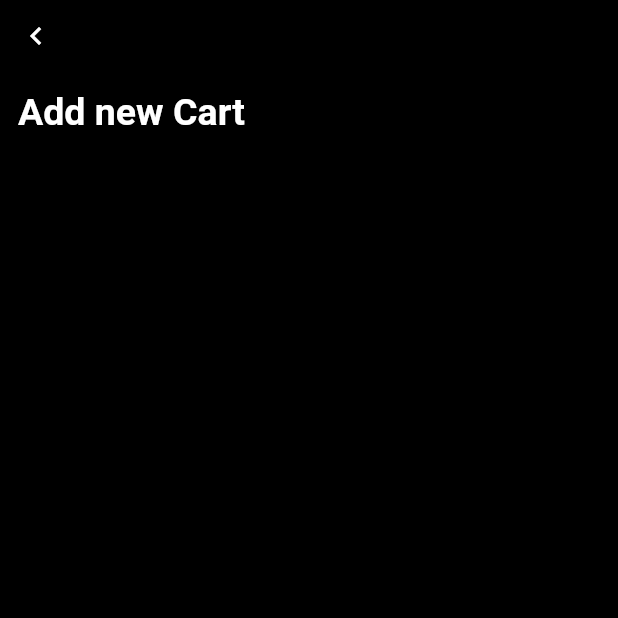
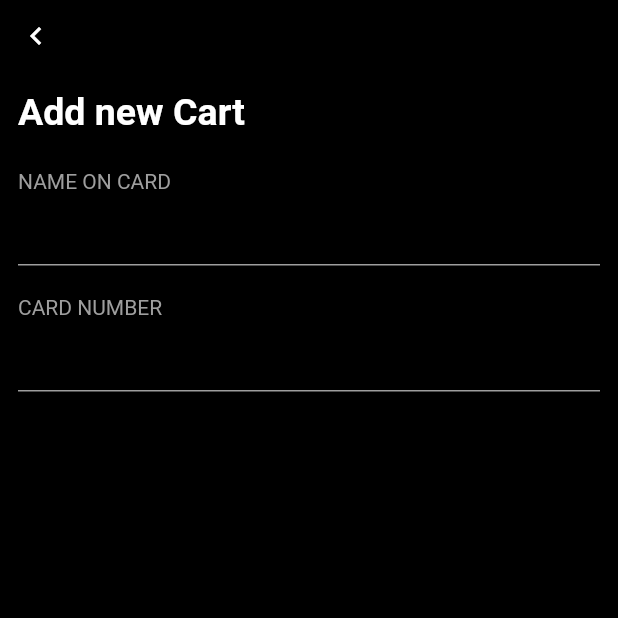
Before and after one commit to kitavrus/flutter_layout1, a Flutter app: the screen it shows after launch, after a tap on "Add New", on a phone screen of 412 x 824 dp, the top half of it. Run offline on Flutter 3.47's test engine with Material 2 defaults, Android fonts, the phone set to English and light mode, and no system bars; our stand-ins replace get, line_icons; missing offline and left inert: coolicons.

Commit message:
fix and add card form

```diff
--- /dev/null
+++ b/lib/i02_money_transfer_app/ui/add_new_card_page.dart
@@ -0,0 +1,139 @@
+import 'package:flutter/material.dart';
+import 'package:get/get.dart';
+
+class AddNewCardPage extends StatefulWidget {
+  const AddNewCardPage({Key? key}) : super(key: key);
+
+  @override
+  State<AddNewCardPage> createState() => _AddNewCardPageState();
+}
+
+class _AddNewCardPageState extends State<AddNewCardPage> {
+  final TextEditingController _nameOnCardTextController =
+      TextEditingController();
+  final TextEditingController _cardNumberTextController =
+      TextEditingController();
+  final TextEditingController _expireDayETextController =
+      TextEditingController();
+
+  final TextEditingController _expireMonthTextController =
+      TextEditingController();
+
+  final TextEditingController _expireYearTextController =
+      TextEditingController();
+
+  final TextEditingController _cvvTextController = TextEditingController();
+
+  final _formKey = GlobalKey<FormState>();
+
+  @override
+  void dispose() {
+    _nameOnCardTextController.dispose();
+    _cardNumberTextController.dispose();
+    _expireDayETextController.dispose();
+    _expireMonthTextController.dispose();
+    _expireYearTextController.dispose();
+    _cvvTextController.dispose();
+    super.dispose();
+  }
+
+  @override
+  Widget build(BuildContext context) {
+    return Scaffold(
+      backgroundColor: Colors.black,
+      body: SafeArea(
+        child: Padding(
+          padding: const EdgeInsets.all(12.0),
+          child: Column(
+            crossAxisAlignment: CrossAxisAlignment.start,
+            children: [
+              GestureDetector(
+                onTap: () {
+                  Get.back();
+                },
+                child: const Icon(
+                  Icons.keyboard_arrow_left_outlined,
+                  color: Colors.white,
+                ),
+              ),
+              const SizedBox(
+                height: 24,
+              ),
+              const Text(
+                'Add new Cart',
+                style: TextStyle(
+                  color: Colors.white,
+                  fontWeight: FontWeight.bold,
+                  fontSize: 25,
+                ),
+              ),
+              const SizedBox(
+                height: 24,
+              ),
+              Form(
+                key: _formKey,
+                child: Column(
+                  crossAxisAlignment: CrossAxisAlignment.start,
+                  children: [
+                    const Text(
+                      'NAME ON CARD',
+                      style: TextStyle(color: Colors.grey),
+                    ),
+                    TextFormField(
+                      controller: _nameOnCardTextController,
+                      style: const TextStyle(
+                        color: Colors.white70,
+                      ),
+                      decoration: const InputDecoration(
+                        enabledBorder: UnderlineInputBorder(
+                          borderSide: BorderSide(color: Colors.grey),
+                        ),
+                        focusedBorder: UnderlineInputBorder(
+                          borderSide: BorderSide(color: Colors.grey),
+                        ),
+                      ),
+                      validator: (value) {
+                        if (value == null || value.isEmpty) {
+                          return "Заполните имя";
+                        }
+
+                        return null;
+                      },
+                    ),
+                    const SizedBox(
+                      height: 20,
+                    ),
+                    const Text(
+                      'CARD NUMBER',
+                      style: TextStyle(color: Colors.grey),
+                    ),
+                    TextFormField(
+                      controller: _cardNumberTextController,
+                      style: const TextStyle(color: Colors.white70),
+                      decoration: const InputDecoration(
+                        contentPadding: EdgeInsets.all(0),
+                        enabledBorder: UnderlineInputBorder(
+                          borderSide: BorderSide(color: Colors.grey),
+                        ),
+                        focusedBorder: UnderlineInputBorder(
+                          borderSide: BorderSide(color: Colors.grey),
+                        ),
+                      ),
+                      validator: (value) {
+                        if (value == null || value.isEmpty) {
+                          return "Заполните номер карты";
+                        }
+
+                        return null;
+                      },
+                    ),
+                  ],
+                ),
+              ),
+            ],
+          ),
+        ),
+      ),
+    );
+  }
+}
--- a/lib/i02_money_transfer_app/ui/add_new_cart_page.dart
+++ /dev/null
@@ -1,48 +0,0 @@
-import 'package:flutter/material.dart';
-import 'package:get/get.dart';
-
-class AddNewCartPage extends StatefulWidget {
-  const AddNewCartPage({Key? key}) : super(key: key);
-
-  @override
-  State<AddNewCartPage> createState() => _AddNewCartPageState();
-}
-
-class _AddNewCartPageState extends State<AddNewCartPage> {
-  @override
-  Widget build(BuildContext context) {
-    return Scaffold(
-      backgroundColor: Colors.black,
-      body: SafeArea(
-        child: Padding(
-          padding: const EdgeInsets.all(12.0),
-          child: Column(
-            crossAxisAlignment: CrossAxisAlignment.start,
-            children: [
-              GestureDetector(
-                onTap: () {
-                  Get.back();
-                },
-                child: const Icon(
-                  Icons.keyboard_arrow_left_outlined,
-                  color: Colors.white,
-                ),
-              ),
-              const SizedBox(
-                height: 24,
-              ),
-              const Text(
-                'Add new Cart',
-                style: TextStyle(
-                  color: Colors.white,
-                  fontWeight: FontWeight.bold,
-                  fontSize: 25,
-                ),
-              ),
-            ],
-          ),
-        ),
-      ),
-    );
-  }
-}
--- a/lib/i02_money_transfer_app/ui/money_transfer_home_page.dart
+++ b/lib/i02_money_transfer_app/ui/money_transfer_home_page.dart
@@ -1,5 +1,5 @@
 import 'package:flutter/material.dart';
-import 'package:flutter_layout1/i02_money_transfer_app/ui/add_new_cart_page.dart';
+import 'package:flutter_layout1/i02_money_transfer_app/ui/add_new_card_page.dart';
 import 'package:get/get.dart';
 import 'package:line_icons/line_icons.dart';
 
@@ -27,7 +27,7 @@ class MoneyTransferHomePage extends StatelessWidget {
                     const Spacer(),
                     GestureDetector(
                       onTap: () {
-                        Get.to(const AddNewCartPage());
+                        Get.to(const AddNewCardPage());
                       },
                       child: Column(
                         children: [
@@ -78,7 +78,7 @@ class MoneyTransferHomePage extends StatelessWidget {
                 const SizedBox(
                   height: 15,
                 ),
-                const CreditCart(),
+                const CreditCard(),
                 const SizedBox(
                   height: 15,
                 ),
@@ -147,14 +147,14 @@ class MoneyTransferHomePage extends StatelessWidget {
                         OperationItem(
                             operationTypeTitle: 'You received a payment',
                             clientName: 'Ilon Maskoff',
-                            sum: '200'),
+                            sum: '200.00'),
                         SizedBox(
                           height: 10,
                         ),
                         OperationItem(
                             operationTypeTitle: 'Requested payment',
                             clientName: 'Maskoff Ilon',
-                            sum: '100'),
+                            sum: '100.00'),
                       ],
                     ),
                     const SizedBox(
@@ -174,14 +174,14 @@ class MoneyTransferHomePage extends StatelessWidget {
                     const OperationItem(
                         operationTypeTitle: 'Requested payment',
                         clientName: 'Ilon Maskoff',
-                        sum: '159'),
+                        sum: '159.00'),
                     const SizedBox(
                       height: 10,
                     ),
                     const OperationItem(
                         operationTypeTitle: 'You received a payment',
                         clientName: 'Maskoff Ilon',
-                        sum: '99'),
+                        sum: '99.00'),
                   ],
                 ),
               ],
@@ -306,8 +306,8 @@ class TransferItem extends StatelessWidget {
   }
 }
 
-class CreditCart extends StatelessWidget {
-  const CreditCart({
+class CreditCard extends StatelessWidget {
+  const CreditCard({
     Key? key,
   }) : super(key: key);
 
```
